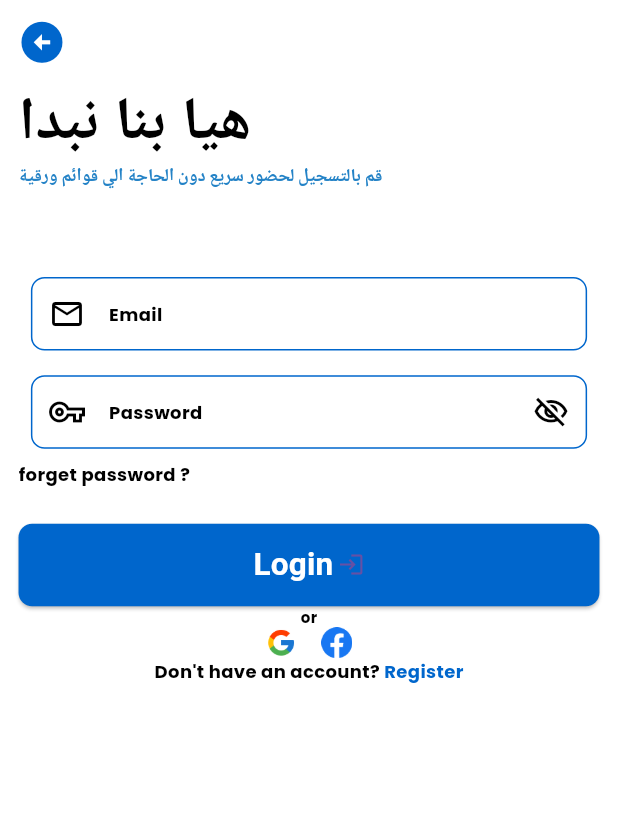
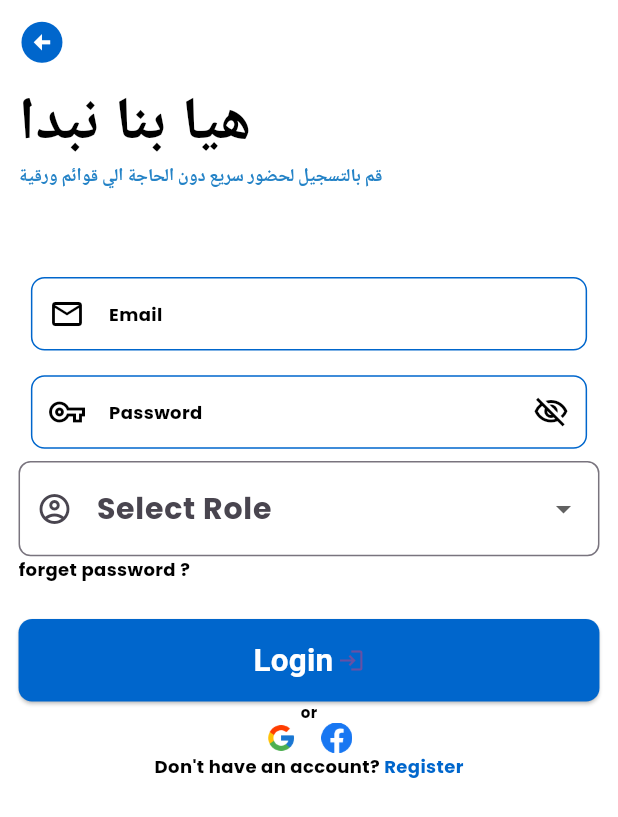
Before and after one commit to EsraaEhab153/fcit_edutrack, a Flutter app: the LoginOrRegisterScreen screen opened by its route, after a tap on "Login", on a phone screen of 412 x 824 dp. Shown: the top 817 px of the screen. Run offline on Flutter 3.47's test engine with Material 3 defaults, Android fonts, the phone set to English and light mode, and no system bars; our stand-ins replace animated_splash_screen, file_picker, google_fonts, google_nav_bar, lottie, open_file and 1 more; missing offline and left inert: flutter_barcode_scanner.

Commit message:
Finished RBAC to navigate with role of the user to its screens

```diff
--- a/lib/auth/login_or_register_screen.dart
+++ b/lib/auth/login_or_register_screen.dart
@@ -18,16 +18,21 @@ class LoginOrRegisterScreen extends StatelessWidget {
         ),
         child: Column(
           children: [
-            Expanded(
-              child: Image.asset(
-                'assets/images/login_logo.png',
-                width: double.infinity,
-                height: double.infinity,
-                fit: BoxFit.fill,
-              ),
+            Row(
+              children: [
+                SizedBox(
+                  width: MediaQuery.of(context).size.width * 0.15,
+                ),
+                Image.asset(
+                  'assets/images/login_logo.png',
+                  width: MediaQuery.of(context).size.width * 0.8,
+                  height: MediaQuery.of(context).size.height * 0.5,
+                  fit: BoxFit.fill,
+                ),
+              ],
             ),
             SizedBox(
-              height: MediaQuery.of(context).size.height * 0.02,
+              height: MediaQuery.of(context).size.height * 0.035,
             ),
             Expanded(
                 child: Column(
--- a/lib/auth/login_screen.dart
+++ b/lib/auth/login_screen.dart
@@ -21,6 +21,10 @@ class LoginScreen extends StatefulWidget {
 class _RegisterScreenState extends State<LoginScreen> {
   TextEditingController passwordController = TextEditingController();
   TextEditingController emailController = TextEditingController();
+  bool obSecure = true;
+
+  String? selectedRole;
+  final List<String> roles = ['Admin', 'Student', 'Doctor'];
 
   final _formKey = GlobalKey<FormState>();
 
@@ -46,6 +50,7 @@ class _RegisterScreenState extends State<LoginScreen> {
       body: Form(
         key: _formKey,
         child: SingleChildScrollView(
+          keyboardDismissBehavior: ScrollViewKeyboardDismissBehavior.onDrag,
           child: Padding(
             padding: EdgeInsets.symmetric(
                 horizontal: MediaQuery.of(context).size.width * 0.03),
@@ -92,7 +97,9 @@ class _RegisterScreenState extends State<LoginScreen> {
                 CustomTextFormField(
                   label: 'Password',
                   preIcon: Icons.vpn_key_outlined,
-                  sufIcon: Icons.visibility_off_outlined,
+                  sufIcon: obSecure
+                      ? Icons.visibility_off_outlined
+                      : Icons.visibility,
                   controller: passwordController,
                   validator: (text) {
                     if (text == null || text.trim().isEmpty) {
@@ -103,7 +110,40 @@ class _RegisterScreenState extends State<LoginScreen> {
                     }
                     return null;
                   },
-                  obscureText: true,
+                  obscureText: obSecure,
+                  onPressed: () {
+                    setState(() {
+                      obSecure = !obSecure;
+                    });
+                  },
+                ),
+                DropdownButtonFormField<String>(
+                  value: selectedRole,
+                  decoration: InputDecoration(
+                    labelText: 'Select Role',
+                    prefixIcon: Icon(Icons.account_circle_outlined),
+                    border: OutlineInputBorder(
+                      borderRadius: BorderRadius.circular(8.0),
+                    ),
+                  ),
+                  items: roles.map((role) {
+                    return DropdownMenuItem<String>(
+                      value: role,
+                      child: Text(role),
+                    );
+                  }).toList(),
+                  onChanged: (String? value) {
+                    setState(() {
+                      selectedRole = value;
+                    });
+                  },
+                  validator: (value) {
+                    if (value == null) {
+                      return 'Please select a role';
+                    }
+
+                    return null;
+                  },
                 ),
                 InkWell(
                   onTap: () {
@@ -207,7 +247,12 @@ class _RegisterScreenState extends State<LoginScreen> {
 
   void login() async {
     if (_formKey.currentState?.validate() == true) {
-      Navigator.pushReplacementNamed(context, MyBottomNavBar.routeName);
+      navigateToProfile(context, selectedRole!);
     }
   }
+
+  void navigateToProfile(BuildContext context, String userRole) {
+    Navigator.pushReplacementNamed(context, MyBottomNavBar.routeName,
+        arguments: selectedRole);
+  }
 }
--- a/lib/main.dart
+++ b/lib/main.dart
@@ -7,6 +7,8 @@ import 'package:fci_edutrack/screens/camera_permission_screen.dart';
 import 'package:fci_edutrack/screens/explain_screens.dart';
 import 'package:fci_edutrack/screens/home_screen/my_bottom_nav_bar.dart';
 import 'package:fci_edutrack/screens/home_screen/notifications_screen.dart';
+import 'package:fci_edutrack/screens/home_screen/profiles/doctor_profile_screen.dart';
+import 'package:fci_edutrack/screens/home_screen/profiles/student_profile_screen.dart';
 import 'package:fci_edutrack/screens/password/forget_password_screen.dart';
 import 'package:fci_edutrack/screens/password/pass_confirm_code_screen.dart';
 import 'package:fci_edutrack/screens/password/reset_password_screen.dart';
@@ -63,6 +65,9 @@ class MyApp extends StatelessWidget {
         AssignmentScreen.routeName: (context) => const AssignmentScreen(),
         AssignmentDetails.routeName: (context) => const AssignmentDetails(),
         SettingsScreen.routeName: (context) => const SettingsScreen(),
+        DoctorProfileScreen.routeName: (context) => const DoctorProfileScreen(),
+        StudentProfileScreen.routeName: (context) =>
+            const StudentProfileScreen(),
       },
     );
   }
--- a/lib/modules/custom_text_formfield.dart
+++ b/lib/modules/custom_text_formfield.dart
@@ -11,6 +11,7 @@ class CustomTextFormField extends StatelessWidget {
   TextInputType keyboardType;
   IconData preIcon;
   IconData? sufIcon;
+  void Function()? onPressed;
 
   Validator validator;
   bool obscureText;
@@ -23,6 +24,7 @@ class CustomTextFormField extends StatelessWidget {
       required this.validator,
       required this.preIcon,
       this.sufIcon,
+      this.onPressed,
       this.obscureText = false});
 
   @override
@@ -61,7 +63,7 @@ class CustomTextFormField extends StatelessWidget {
                 : MyAppColors.blackColor,
           ),
           suffixIcon: IconButton(
-            onPressed: () {},
+            onPressed: onPressed,
             icon: Icon(sufIcon),
             color: Provider.of<ThemeProvider>(context).isDark()
                 ? MyAppColors.lightBlueColor
--- a/lib/screens/home_screen/home_screen.dart
+++ b/lib/screens/home_screen/home_screen.dart
@@ -8,6 +8,7 @@ class HomeScreen extends StatelessWidget {
 
   @override
   Widget build(BuildContext context) {
+    String userRole = ModalRoute.of(context)!.settings.arguments as String;
     return Container(
       color: Provider.of<ThemeProvider>(context).isDark()
           ? MyAppColors.primaryDarkColor
--- a/lib/screens/home_screen/profiles/student_profile_screen.dart
+++ b/lib/screens/home_screen/profiles/student_profile_screen.dart
@@ -1,3 +1,4 @@
+import 'package:fci_edutrack/auth/login_screen.dart';
 import 'package:fci_edutrack/modules/custome_container.dart';
 import 'package:fci_edutrack/screens/home_screen/notifications_screen.dart';
 import 'package:fci_edutrack/screens/settings_screen.dart';
@@ -8,6 +9,7 @@ import 'package:flutter/material.dart';
 import 'package:provider/provider.dart';
 
 class StudentProfileScreen extends StatelessWidget {
+  static const String routeName = 'student_profile';
   const StudentProfileScreen({super.key});
 
   @override
@@ -66,7 +68,9 @@ class StudentProfileScreen extends StatelessWidget {
             CustomContainer(
               label: 'Log Out',
               icon: Icons.logout,
-              onContainerClick: () {},
+              onContainerClick: () {
+                Navigator.pushReplacementNamed(context, LoginScreen.routeName);
+              },
             ),
           ],
         ),
--- /dev/null
+++ b/lib/utils/rbac.dart
@@ -0,0 +1,24 @@
+import 'package:fci_edutrack/screens/home_screen/profiles/doctor_profile_screen.dart';
+import 'package:fci_edutrack/screens/home_screen/profiles/student_profile_screen.dart';
+
+class RBAC {
+  static final Map<String, List<String>> _permissions = {
+    "admin": ["manage_users", "grade_assignments", "view_assignments"],
+    "doctor": ["grade_assignments", "view_assignments"],
+    "student": ["view_assignments"],
+  };
+
+  static final Map<String, String> _roleRoutes = {
+    "admin": "/adminProfile",
+    "doctor": DoctorProfileScreen.routeName,
+    "student": StudentProfileScreen.routeName,
+  };
+
+  static bool hasPermission(String role, String permission) {
+    return _permissions[role]?.contains(permission) ?? false;
+  }
+
+  static String? getProfileRoute(String role) {
+    return _roleRoutes[role.toLowerCase()];
+  }
+}
```
Also changed, not shown: lib/screens/home_screen/my_bottom_nav_bar.dart (+20 -7 lines), lib/screens/home_screen/profiles/doctor_profile_screen.dart (+6 -1 lines), assets/images/login_logo.png.
